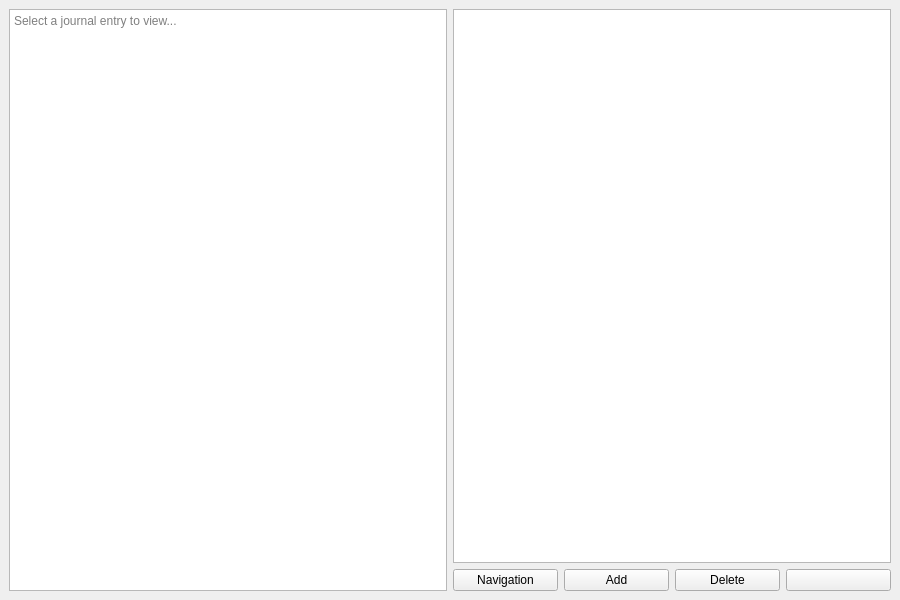
Above: journalwindow.ui from MaxRUnger/370Team8 before the change. Below: the same form after it.
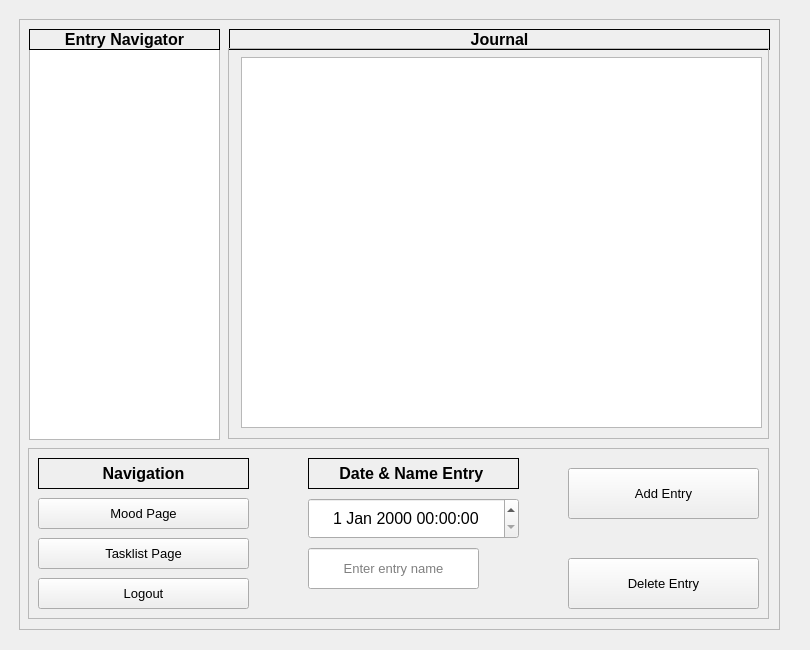
That is the form after the change.

What changed in the file:
```diff
--- a/journalwindow.ui
+++ b/journalwindow.ui
@@ -6,58 +6,356 @@
    <rect>
     <x>0</x>
     <y>0</y>
-    <width>900</width>
-    <height>600</height>
+    <width>810</width>
+    <height>650</height>
    </rect>
   </property>
   <property name="windowTitle">
    <string>Journal</string>
   </property>
   <widget class="QWidget" name="centralwidget">
-   <layout class="QGridLayout" name="gridLayout" columnstretch="1,1">
-    <item row="0" column="0" rowspan="2">
-     <widget class="QTextEdit" name="contentView">
-      <property name="placeholderText">
-       <string>Select a journal entry to view...</string>
-      </property>
-     </widget>
-    </item>
-    <item row="0" column="1">
-     <widget class="QListWidget" name="entryListWidget"/>
-    </item>
-    <item row="1" column="1">
-     <layout class="QHBoxLayout" name="buttonRow">
-      <item>
-       <widget class="QPushButton" name="navButton">
-        <property name="text">
-         <string>Navigation</string>
+   <property name="sizePolicy">
+    <sizepolicy hsizetype="Expanding" vsizetype="Expanding">
+     <horstretch>0</horstretch>
+     <verstretch>0</verstretch>
+    </sizepolicy>
+   </property>
+   <widget class="QWidget" name="horizontalLayoutWidget">
+    <property name="geometry">
+     <rect>
+      <x>19</x>
+      <y>19</y>
+      <width>761</width>
+      <height>611</height>
+     </rect>
+    </property>
+    <layout class="QHBoxLayout" name="horizontalLayout">
+     <item>
+      <widget class="QFrame" name="frame">
+       <property name="sizePolicy">
+        <sizepolicy hsizetype="Expanding" vsizetype="Expanding">
+         <horstretch>0</horstretch>
+         <verstretch>0</verstretch>
+        </sizepolicy>
+       </property>
+       <property name="frameShape">
+        <enum>QFrame::Shape::StyledPanel</enum>
+       </property>
+       <property name="frameShadow">
+        <enum>QFrame::Shadow::Raised</enum>
+       </property>
+       <widget class="QFrame" name="frame_2">
+        <property name="geometry">
+         <rect>
+          <x>9</x>
+          <y>429</y>
+          <width>741</width>
+          <height>171</height>
+         </rect>
         </property>
+        <property name="frameShape">
+         <enum>QFrame::Shape::StyledPanel</enum>
+        </property>
+        <property name="frameShadow">
+         <enum>QFrame::Shadow::Raised</enum>
+        </property>
+        <widget class="QDateTimeEdit" name="dateTimeEdit">
+         <property name="geometry">
+          <rect>
+           <x>280</x>
+           <y>50</y>
+           <width>211</width>
+           <height>41</height>
+          </rect>
+         </property>
+         <property name="sizePolicy">
+          <sizepolicy hsizetype="Expanding" vsizetype="Expanding">
+           <horstretch>0</horstretch>
+           <verstretch>0</verstretch>
+          </sizepolicy>
+         </property>
+         <property name="font">
+          <font>
+           <pointsize>12</pointsize>
+          </font>
+         </property>
+         <property name="alignment">
+          <set>Qt::AlignmentFlag::AlignCenter</set>
+         </property>
+        </widget>
+        <widget class="QPushButton" name="addEntryButton">
+         <property name="geometry">
+          <rect>
+           <x>540</x>
+           <y>20</y>
+           <width>191</width>
+           <height>51</height>
+          </rect>
+         </property>
+         <property name="font">
+          <font>
+           <pointsize>10</pointsize>
+          </font>
+         </property>
+         <property name="text">
+          <string>Add Entry</string>
+         </property>
+        </widget>
+        <widget class="QPushButton" name="deleteEntryButton">
+         <property name="geometry">
+          <rect>
+           <x>540</x>
+           <y>110</y>
+           <width>191</width>
+           <height>51</height>
+          </rect>
+         </property>
+         <property name="font">
+          <font>
+           <pointsize>10</pointsize>
+          </font>
+         </property>
+         <property name="text">
+          <string>Delete Entry</string>
+         </property>
+        </widget>
+        <widget class="QLabel" name="label2">
+         <property name="geometry">
+          <rect>
+           <x>10</x>
+           <y>10</y>
+           <width>211</width>
+           <height>31</height>
+          </rect>
+         </property>
+         <property name="font">
+          <font>
+           <pointsize>12</pointsize>
+           <bold>true</bold>
+          </font>
+         </property>
+         <property name="frameShape">
+          <enum>QFrame::Shape::Panel</enum>
+         </property>
+         <property name="text">
+          <string>Navigation</string>
+         </property>
+         <property name="alignment">
+          <set>Qt::AlignmentFlag::AlignCenter</set>
+         </property>
+        </widget>
+        <widget class="QPushButton" name="moodPageButton">
+         <property name="geometry">
+          <rect>
+           <x>10</x>
+           <y>50</y>
+           <width>211</width>
+           <height>31</height>
+          </rect>
+         </property>
+         <property name="font">
+          <font>
+           <pointsize>10</pointsize>
+          </font>
+         </property>
+         <property name="text">
+          <string>Mood Page</string>
+         </property>
+        </widget>
+        <widget class="QPushButton" name="tasklistButton">
+         <property name="geometry">
+          <rect>
+           <x>10</x>
+           <y>90</y>
+           <width>211</width>
+           <height>31</height>
+          </rect>
+         </property>
+         <property name="font">
+          <font>
+           <pointsize>10</pointsize>
+          </font>
+         </property>
+         <property name="text">
+          <string>Tasklist Page</string>
+         </property>
+        </widget>
+        <widget class="QPushButton" name="logoutButton">
+         <property name="geometry">
+          <rect>
+           <x>10</x>
+           <y>130</y>
+           <width>211</width>
+           <height>31</height>
+          </rect>
+         </property>
+         <property name="font">
+          <font>
+           <pointsize>10</pointsize>
+          </font>
+         </property>
+         <property name="text">
+          <string>Logout</string>
+         </property>
+        </widget>
+        <widget class="QLabel" name="label2_2">
+         <property name="geometry">
+          <rect>
+           <x>280</x>
+           <y>10</y>
+           <width>211</width>
+           <height>31</height>
+          </rect>
+         </property>
+         <property name="font">
+          <font>
+           <pointsize>12</pointsize>
+           <bold>true</bold>
+          </font>
+         </property>
+         <property name="frameShape">
+          <enum>QFrame::Shape::Panel</enum>
+         </property>
+         <property name="text">
+          <string>Date &amp; Name Entry </string>
+         </property>
+         <property name="alignment">
+          <set>Qt::AlignmentFlag::AlignCenter</set>
+         </property>
+        </widget>
+        <widget class="QLineEdit" name="nameEntryEdit">
+         <property name="geometry">
+          <rect>
+           <x>280</x>
+           <y>100</y>
+           <width>171</width>
+           <height>41</height>
+          </rect>
+         </property>
+         <property name="font">
+          <font>
+           <pointsize>10</pointsize>
+          </font>
+         </property>
+         <property name="text">
+          <string/>
+         </property>
+         <property name="cursorPosition">
+          <number>0</number>
+         </property>
+         <property name="alignment">
+          <set>Qt::AlignmentFlag::AlignCenter</set>
+         </property>
+         <property name="placeholderText">
+          <string>Enter entry name</string>
+         </property>
+        </widget>
        </widget>
-      </item>
-      <item>
-       <widget class="QPushButton" name="addButton">
-        <property name="text">
-         <string>Add</string>
+       <widget class="QListWidget" name="entryListWidget">
+        <property name="geometry">
+         <rect>
+          <x>10</x>
+          <y>30</y>
+          <width>191</width>
+          <height>391</height>
+         </rect>
         </property>
        </widget>
-      </item>
-      <item>
-       <widget class="QPushButton" name="deleteButton">
+       <widget class="QLabel" name="label2_3">
+        <property name="geometry">
+         <rect>
+          <x>10</x>
+          <y>10</y>
+          <width>191</width>
+          <height>21</height>
+         </rect>
+        </property>
+        <property name="font">
+         <font>
+          <pointsize>12</pointsize>
+          <bold>true</bold>
+         </font>
+        </property>
+        <property name="frameShape">
+         <enum>QFrame::Shape::Panel</enum>
+        </property>
         <property name="text">
-         <string>Delete</string>
+         <string>Entry Navigator</string>
         </property>
+        <property name="alignment">
+         <set>Qt::AlignmentFlag::AlignCenter</set>
+        </property>
        </widget>
-      </item>
-      <item>
-       <widget class="QPushButton" name="placeholderButton">
+       <widget class="QLabel" name="label2_4">
+        <property name="geometry">
+         <rect>
+          <x>210</x>
+          <y>10</y>
+          <width>541</width>
+          <height>21</height>
+         </rect>
+        </property>
+        <property name="font">
+         <font>
+          <pointsize>12</pointsize>
+          <bold>true</bold>
+         </font>
+        </property>
+        <property name="frameShape">
+         <enum>QFrame::Shape::Panel</enum>
+        </property>
         <property name="text">
-         <string/>
+         <string>Journal</string>
         </property>
+        <property name="alignment">
+         <set>Qt::AlignmentFlag::AlignCenter</set>
+        </property>
        </widget>
-      </item>
-     </layout>
-    </item>
-   </layout>
+       <widget class="QFrame" name="frame_3">
+        <property name="geometry">
+         <rect>
+          <x>209</x>
+          <y>29</y>
+          <width>541</width>
+          <height>391</height>
+         </rect>
+        </property>
+        <property name="frameShape">
+         <enum>QFrame::Shape::StyledPanel</enum>
+        </property>
+        <property name="frameShadow">
+         <enum>QFrame::Shadow::Raised</enum>
+        </property>
+        <widget class="QTextEdit" name="journalTextEdit">
+         <property name="geometry">
+          <rect>
+           <x>13</x>
+           <y>9</y>
+           <width>521</width>
+           <height>371</height>
+          </rect>
+         </property>
+         <property name="html">
+          <string>&lt;!DOCTYPE HTML PUBLIC &quot;-//W3C//DTD HTML 4.0//EN&quot; &quot;http://www.w3.org/TR/REC-html40/strict.dtd&quot;&gt;
+&lt;html&gt;&lt;head&gt;&lt;meta name=&quot;qrichtext&quot; content=&quot;1&quot; /&gt;&lt;meta charset=&quot;utf-8&quot; /&gt;&lt;style type=&quot;text/css&quot;&gt;
+p, li { white-space: pre-wrap; }
+hr { height: 1px; border-width: 0; }
+li.unchecked::marker { content: &quot;\2610&quot;; }
+li.checked::marker { content: &quot;\2612&quot;; }
+&lt;/style&gt;&lt;/head&gt;&lt;body style=&quot; font-family:'Segoe UI'; font-size:9pt; font-weight:400; font-style:normal;&quot;&gt;
+&lt;p style=&quot;-qt-paragraph-type:empty; margin-top:0px; margin-bottom:0px; margin-left:0px; margin-right:0px; -qt-block-indent:0; text-indent:0px;&quot;&gt;&lt;br /&gt;&lt;/p&gt;&lt;/body&gt;&lt;/html&gt;</string>
+         </property>
+        </widget>
+       </widget>
+       <zorder>entryListWidget</zorder>
+       <zorder>frame_2</zorder>
+       <zorder>label2_3</zorder>
+       <zorder>label2_4</zorder>
+       <zorder>frame_3</zorder>
+      </widget>
+     </item>
+    </layout>
+   </widget>
   </widget>
  </widget>
  <resources/>
```
